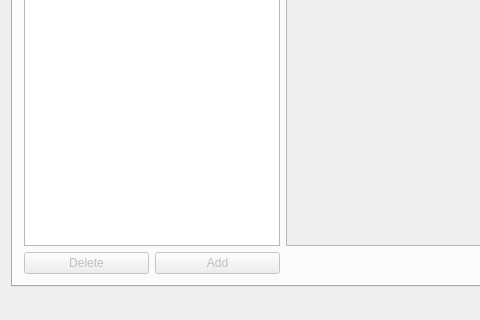
First picture: the form in mainwindow.ui, repository Greezael/sukaldu, before the edit; both pictures show x 0 to 480 and y 323 to 643 of the 901 by 643 pixel window.
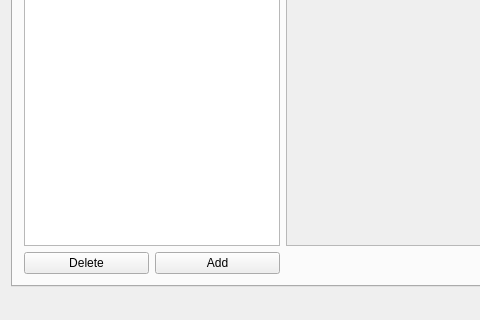
Second picture: the form after the edit.

Diff of the .ui file:
```diff
--- a/mainwindow.ui
+++ b/mainwindow.ui
@@ -626,7 +626,7 @@
         <item row="1" column="1">
          <widget class="QPushButton" name="menu_newmenu">
           <property name="enabled">
-           <bool>false</bool>
+           <bool>true</bool>
           </property>
           <property name="text">
            <string>Add</string>
@@ -636,7 +636,7 @@
         <item row="1" column="0">
          <widget class="QPushButton" name="menu_delmenu">
           <property name="enabled">
-           <bool>false</bool>
+           <bool>true</bool>
           </property>
           <property name="text">
            <string>Delete</string>
```
Left out of the diff: 12 changed lines with no effect on the pictures.
